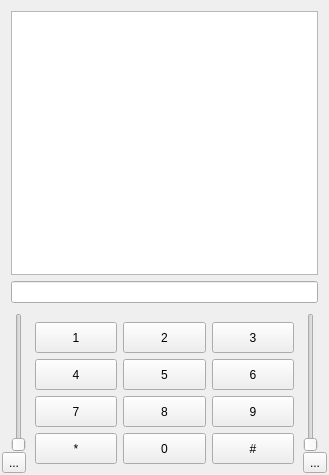
Above: sflphone_kdeview_base.ui from KDE/ring-kde before the change. Below: the same form after it.
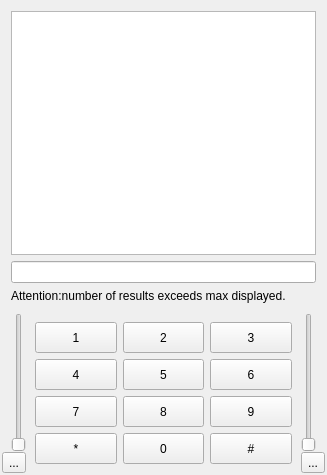
That is the form after the change. The open tabs and pages were chosen to show the change. Icons and pictures are not drawn.

Commit message: #1219 : Add address book configuration page #1266 : Handle address book options #1206 : phoneNumberTypeDisplayed #1208 : Display the phone number type in address book #1217 : Improve items display in call list, history and address book #1186 : Pressing escape when transfering should cause back to "Current" status instead of "Over" #1185 : Change action texts when status change

Patch:
```diff
--- a/sflphone_kdeview_base.ui
+++ b/sflphone_kdeview_base.ui
@@ -6,7 +6,7 @@
    <rect>
     <x>0</x>
     <y>0</y>
-    <width>329</width>
+    <width>327</width>
     <height>475</height>
    </rect>
   </property>
@@ -63,6 +63,13 @@
        <item>
         <widget class="QLineEdit" name="lineEdit_addressBook"/>
        </item>
+       <item>
+        <widget class="QLabel" name="label_addressBookFull">
+         <property name="text">
+          <string>Attention:number of results exceeds max displayed.</string>
+         </property>
+        </widget>
+       </item>
       </layout>
      </widget>
     </widget>
```
The commit also changes 9 other files.
